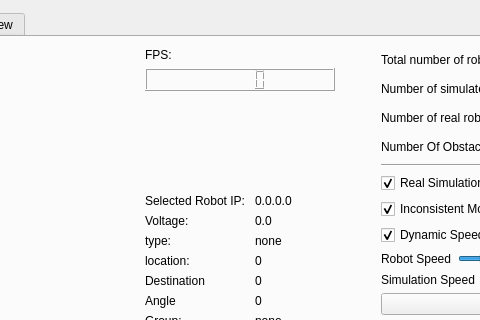
Before: the Qt Designer form Server-application/user_interface/mainwindow.ui in RemcoMusic/Server-application, drawn with Qt 5; both pictures show x 266 to 746 and y 0 to 320 of the 1288 by 694 pixel window.
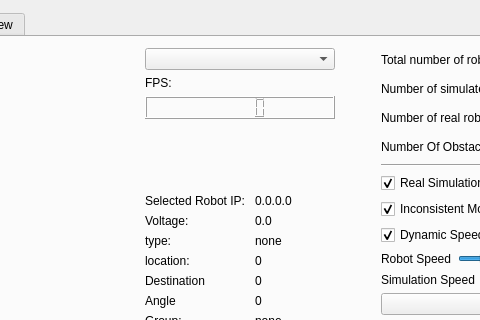
After: the same form once the commit is applied. The open tabs and pages were chosen to show the change.

Commit message: implemented camera selection

```diff
--- a/Server-application/user_interface/mainwindow.ui
+++ b/Server-application/user_interface/mainwindow.ui
@@ -66,6 +66,9 @@
             </item>
             <item>
              <layout class="QVBoxLayout" name="verticalLayout_4">
+              <item>
+               <widget class="QComboBox" name="cameraSelectionComboBox"/>
+              </item>
               <item>
                <widget class="QLabel" name="label">
                 <property name="text">
```
Left out of the diff: 2 changed lines with no effect on the pictures. The commit also changes 6 other files.
